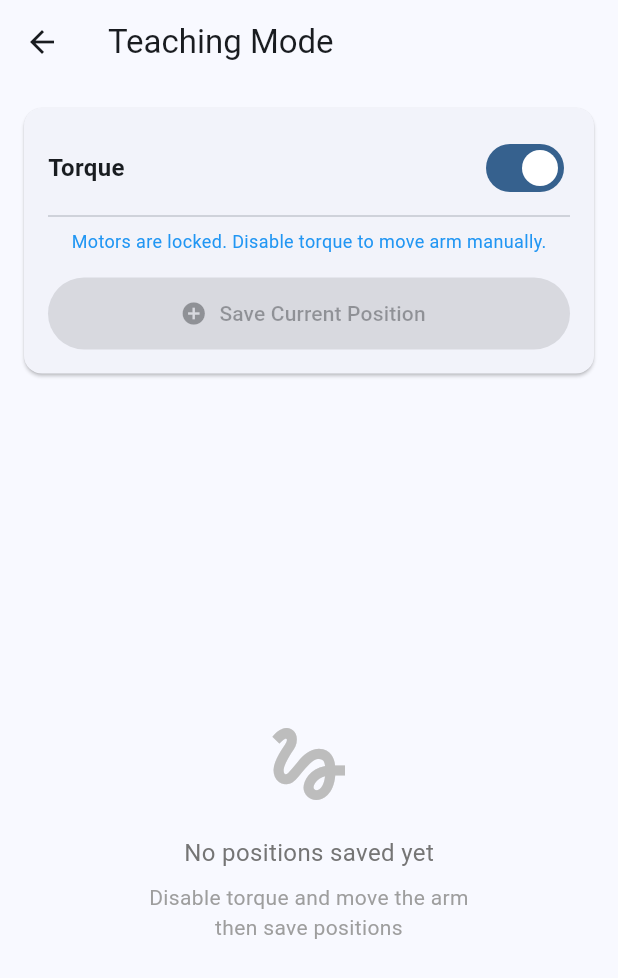
After one commit to EugeniyKozhanov/barm, a Flutter app: the screen it shows after launch, after a tap on the "school" icon, on a phone screen of 412 x 824 dp. The commit adds this screen. Shown: the top 978 px of the screen. Run offline on Flutter 3.47's test engine with Material 3 defaults, Android fonts, the phone set to English and light mode, and no system bars; our stand-ins replace flutter_blue_plus, permission_handler, shared_preferences.

Commit message:
First version of torque mode

```diff
--- /dev/null
+++ b/flattep_app/barm_control/lib/models/teaching_position.dart
@@ -0,0 +1,55 @@
+import 'dart:convert';
+import 'arm_position.dart';
+
+class TeachingPosition {
+  final String id;
+  final String name;
+  final ArmPosition position;
+  final DateTime timestamp;
+  final int delayAfterMs; // Delay after reaching this position
+
+  TeachingPosition({
+    required this.id,
+    required this.name,
+    required this.position,
+    required this.timestamp,
+    this.delayAfterMs = 1000,
+  });
+
+  Map<String, dynamic> toJson() {
+    return {
+      'id': id,
+      'name': name,
+      'position': position.jointPositions,
+      'timestamp': timestamp.toIso8601String(),
+      'delayAfterMs': delayAfterMs,
+    };
+  }
+
+  factory TeachingPosition.fromJson(Map<String, dynamic> json) {
+    return TeachingPosition(
+      id: json['id'],
+      name: json['name'],
+      position: ArmPosition(List<int>.from(json['position'])),
+      timestamp: DateTime.parse(json['timestamp']),
+      delayAfterMs: json['delayAfterMs'] ?? 1000,
+    );
+  }
+}
+
+class TeachingSession {
+  final List<TeachingPosition> positions;
+
+  TeachingSession(this.positions);
+
+  String toJsonString() {
+    final list = positions.map((p) => p.toJson()).toList();
+    return jsonEncode(list);
+  }
+
+  factory TeachingSession.fromJsonString(String jsonString) {
+    final List<dynamic> list = jsonDecode(jsonString);
+    final positions = list.map((json) => TeachingPosition.fromJson(json)).toList();
+    return TeachingSession(positions);
+  }
+}
--- a/flattep_app/barm_control/lib/screens/joint_control_screen.dart
+++ b/flattep_app/barm_control/lib/screens/joint_control_screen.dart
@@ -4,6 +4,7 @@ import '../services/arm_ble_service.dart';
 import '../models/arm_position.dart';
 import 'position_manager_screen.dart';
 import 'sequence_player_screen.dart';
+import 'teaching_mode_screen.dart';
 
 class JointControlScreen extends StatefulWidget {
   const JointControlScreen({super.key});
@@ -58,6 +59,14 @@ class _JointControlScreenState extends State<JointControlScreen> {
       appBar: AppBar(
         title: const Text('ARM100 Control'),
         actions: [
+          IconButton(
+            icon: const Icon(Icons.school),
+            onPressed: () => Navigator.push(
+              context,
+              MaterialPageRoute(builder: (context) => const TeachingModeScreen()),
+            ),
+            tooltip: 'Teaching Mode',
+          ),
           IconButton(
             icon: const Icon(Icons.save),
             onPressed: () => Navigator.push(
--- /dev/null
+++ b/flattep_app/barm_control/lib/screens/teaching_mode_screen.dart
@@ -0,0 +1,432 @@
+import 'package:flutter/material.dart';
+import 'package:provider/provider.dart';
+import 'package:shared_preferences/shared_preferences.dart';
+import 'package:uuid/uuid.dart';
+import '../services/arm_ble_service.dart';
+import '../models/teaching_position.dart';
+
+class TeachingModeScreen extends StatefulWidget {
+  const TeachingModeScreen({super.key});
+
+  @override
+  State<TeachingModeScreen> createState() => _TeachingModeScreenState();
+}
+
+class _TeachingModeScreenState extends State<TeachingModeScreen> {
+  bool _torqueEnabled = true;
+  List<TeachingPosition> _positions = [];
+  bool _isPlaying = false;
+  double _playbackSpeed = 1.0;
+  bool _loopPlayback = false;
+  final _uuid = const Uuid();
+
+  @override
+  void initState() {
+    super.initState();
+    _loadPositions();
+  }
+
+  Future<void> _loadPositions() async {
+    final prefs = await SharedPreferences.getInstance();
+    final jsonString = prefs.getString('teaching_session');
+    if (jsonString != null && jsonString.isNotEmpty) {
+      try {
+        final session = TeachingSession.fromJsonString(jsonString);
+        setState(() {
+          _positions = session.positions;
+        });
+      } catch (e) {
+        debugPrint('Error loading teaching session: $e');
+      }
+    }
+  }
+
+  Future<void> _savePositions() async {
+    final prefs = await SharedPreferences.getInstance();
+    final session = TeachingSession(_positions);
+    await prefs.setString('teaching_session', session.toJsonString());
+  }
+
+  Future<void> _toggleTorque() async {
+    final bleService = Provider.of<ArmBleService>(context, listen: false);
+    final newState = !_torqueEnabled;
+    final success = await bleService.setTorque(newState);
+    if (success) {
+      setState(() {
+        _torqueEnabled = newState;
+      });
+      ScaffoldMessenger.of(context).showSnackBar(
+        SnackBar(content: Text('Torque ${newState ? "enabled" : "disabled"}')),
+      );
+    }
+  }
+
+  Future<void> _saveCurrentPosition() async {
+    final bleService = Provider.of<ArmBleService>(context, listen: false);
+    final position = bleService.currentPosition;
+
+    // Show dialog to name the position
+    final TextEditingController nameController = TextEditingController(
+      text: 'Position ${_positions.length + 1}',
+    );
+
+    final name = await showDialog<String>(
+      context: context,
+      builder: (context) => AlertDialog(
+        title: const Text('Save Position'),
+        content: TextField(
+          controller: nameController,
+          decoration: const InputDecoration(
+            labelText: 'Position Name',
+            hintText: 'Enter a name for this position',
+          ),
+          autofocus: true,
+        ),
+        actions: [
+          TextButton(
+            onPressed: () => Navigator.pop(context),
+            child: const Text('Cancel'),
+          ),
+          ElevatedButton(
+            onPressed: () => Navigator.pop(context, nameController.text),
+            child: const Text('Save'),
+          ),
+        ],
+      ),
+    );
+
+    if (name != null && name.isNotEmpty) {
+      final teachingPos = TeachingPosition(
+        id: _uuid.v4(),
+        name: name,
+        position: position,
+        timestamp: DateTime.now(),
+      );
+
+      setState(() {
+        _positions.add(teachingPos);
+      });
+
+      await _savePositions();
+
+      ScaffoldMessenger.of(context).showSnackBar(
+        SnackBar(content: Text('Saved: $name')),
+      );
+    }
+  }
+
+  Future<void> _deletePosition(int index) async {
+    final confirmed = await showDialog<bool>(
+      context: context,
+      builder: (context) => AlertDialog(
+        title: const Text('Delete Position'),
+        content: Text('Delete "${_positions[index].name}"?'),
+        actions: [
+          TextButton(
+            onPressed: () => Navigator.pop(context, false),
+            child: const Text('Cancel'),
+          ),
+          ElevatedButton(
+            onPressed: () => Navigator.pop(context, true),
+            style: ElevatedButton.styleFrom(backgroundColor: Colors.red),
+            child: const Text('Delete'),
+          ),
+        ],
+      ),
+    );
+
+    if (confirmed == true) {
+      setState(() {
+        _positions.removeAt(index);
+      });
+      await _savePositions();
+    }
+  }
+
+  Future<void> _clearAll() async {
+    final confirmed = await showDialog<bool>(
+      context: context,
+      builder: (context) => AlertDialog(
+        title: const Text('Clear All'),
+        content: const Text('Delete all saved positions?'),
+        actions: [
+          TextButton(
+            onPressed: () => Navigator.pop(context, false),
+            child: const Text('Cancel'),
+          ),
+          ElevatedButton(
+            onPressed: () => Navigator.pop(context, true),
+            style: ElevatedButton.styleFrom(backgroundColor: Colors.red),
+            child: const Text('Clear All'),
+          ),
+        ],
+      ),
+    );
+
+    if (confirmed == true) {
+      setState(() {
+        _positions.clear();
+      });
+      await _savePositions();
+    }
+  }
+
+  Future<void> _playSequence() async {
+    if (_positions.isEmpty) {
+      ScaffoldMessenger.of(context).showSnackBar(
+        const SnackBar(content: Text('No positions to play')),
+      );
+      return;
+    }
+
+    setState(() {
+      _isPlaying = true;
+    });
+
+    final bleService = Provider.of<ArmBleService>(context, listen: false);
+
+    do {
+      for (int i = 0; i < _positions.length; i++) {
+        if (!_isPlaying) break;
+
+        final pos = _positions[i];
+        setState(() {}); // Trigger UI update to show current position
+
+        // Move to position
+        await bleService.setAllJoints(
+          pos.position,
+          speed: (1000 * _playbackSpeed).toInt(),
+          time: (1000 / _playbackSpeed).toInt(),
+        );
+
+        // Wait for movement to complete plus delay
+        await Future.delayed(Duration(
+          milliseconds: ((1000 + pos.delayAfterMs) / _playbackSpeed).toInt(),
+        ));
+      }
+    } while (_loopPlayback && _isPlaying);
+
+    setState(() {
+      _isPlaying = false;
+    });
+  }
+
+  void _stopSequence() {
+    setState(() {
+      _isPlaying = false;
+    });
+  }
+
+  @override
+  Widget build(BuildContext context) {
+    return Scaffold(
+      appBar: AppBar(
+        title: const Text('Teaching Mode'),
+        actions: [
+          if (_positions.isNotEmpty)
+            IconButton(
+              icon: const Icon(Icons.delete_sweep),
+              onPressed: _clearAll,
+              tooltip: 'Clear all positions',
+            ),
+        ],
+      ),
+      body: Column(
+        children: [
+          // Control Panel
+          Card(
+            margin: const EdgeInsets.all(16),
+            child: Padding(
+              padding: const EdgeInsets.all(16),
+              child: Column(
+                children: [
+                  // Torque Toggle
+                  Row(
+                    mainAxisAlignment: MainAxisAlignment.spaceBetween,
+                    children: [
+                      const Text(
+                        'Torque',
+                        style: TextStyle(fontSize: 16, fontWeight: FontWeight.bold),
+                      ),
+                      Switch(
+                        value: _torqueEnabled,
+                        onChanged: (_) => _toggleTorque(),
+                      ),
+                    ],
+                  ),
+                  const Divider(),
+                  Text(
+                    _torqueEnabled
+                        ? 'Motors are locked. Disable torque to move arm manually.'
+                        : 'Motors are free. Move arm by hand to teach positions.',
+                    style: TextStyle(
+                      color: _torqueEnabled ? Colors.blue : Colors.green,
+                      fontSize: 12,
+                    ),
+                  ),
+                  const SizedBox(height: 16),
+
+                  // Save Position Button
+                  ElevatedButton.icon(
+                    onPressed: _torqueEnabled ? null : _saveCurrentPosition,
+                    icon: const Icon(Icons.add_circle),
+                    label: const Text('Save Current Position'),
+                    style: ElevatedButton.styleFrom(
+                      minimumSize: const Size(double.infinity, 48),
+                    ),
+                  ),
+                ],
+              ),
+            ),
+          ),
+
+          // Playback Controls
+          if (_positions.isNotEmpty)
+            Card(
+              margin: const EdgeInsets.symmetric(horizontal: 16),
+              child: Padding(
+                padding: const EdgeInsets.all(16),
+                child: Column(
+                  crossAxisAlignment: CrossAxisAlignment.start,
+                  children: [
+                    const Text(
+                      'Playback Controls',
+                      style: TextStyle(fontSize: 16, fontWeight: FontWeight.bold),
+                    ),
+                    const SizedBox(height: 12),
+
+                    // Speed Slider
+                    Row(
+                      children: [
+                        const Text('Speed:'),
+                        Expanded(
+                          child: Slider(
+                            value: _playbackSpeed,
+                            min: 0.1,
+                            max: 2.0,
+                            divisions: 19,
+                            label: '${_playbackSpeed.toStringAsFixed(1)}x',
+                            onChanged: _isPlaying ? null : (value) {
+                              setState(() {
+                                _playbackSpeed = value;
+                              });
+                            },
+                          ),
+                        ),
+                        Text('${_playbackSpeed.toStringAsFixed(1)}x'),
+                      ],
+                    ),
+
+                    // Loop Toggle
+                    Row(
+                      mainAxisAlignment: MainAxisAlignment.spaceBetween,
+                      children: [
+                        const Text('Loop'),
+                        Switch(
+                          value: _loopPlayback,
+                          onChanged: _isPlaying ? null : (value) {
+                            setState(() {
+                              _loopPlayback = value;
+                            });
+                          },
+                        ),
+                      ],
+                    ),
+                    const SizedBox(height: 8),
+
+                    // Play/Stop Buttons
+                    Row(
+                      children: [
+                        Expanded(
+                          child: ElevatedButton.icon(
+                            onPressed: _isPlaying ? null : _playSequence,
+                            icon: const Icon(Icons.play_arrow),
+                            label: const Text('Play Sequence'),
+                          ),
+                        ),
+                        const SizedBox(width: 8),
+                        Expanded(
+                          child: ElevatedButton.icon(
+                            onPressed: _isPlaying ? _stopSequence : null,
+                            icon: const Icon(Icons.stop),
+                            label: const Text('Stop'),
+                            style: ElevatedButton.styleFrom(
+                              backgroundColor: Colors.red,
+                            ),
+                          ),
+                        ),
+                      ],
+                    ),
+                  ],
+                ),
+              ),
+            ),
+
+          const SizedBox(height: 16),
+
+          // Positions List
+          Expanded(
+            child: _positions.isEmpty
+                ? Center(
+                    child: Column(
+                      mainAxisAlignment: MainAxisAlignment.center,
+                      children: [
+                        Icon(Icons.gesture, size: 64, color: Colors.grey[400]),
+                        const SizedBox(height: 16),
+                        Text(
+                          'No positions saved yet',
+                          style: TextStyle(fontSize: 16, color: Colors.grey[600]),
+                        ),
+                        const SizedBox(height: 8),
+                        Text(
+                          'Disable torque and move the arm\nthen save positions',
+                          textAlign: TextAlign.center,
+                          style: TextStyle(fontSize: 14, color: Colors.grey[500]),
+                        ),
+                      ],
+                    ),
+                  )
+                : ListView.builder(
+                    itemCount: _positions.length,
+                    padding: const EdgeInsets.symmetric(horizontal: 16),
+                    itemBuilder: (context, index) {
+                      final pos = _positions[index];
+                      return Card(
+                        child: ListTile(
+                          leading: CircleAvatar(
+                            child: Text('${index + 1}'),
+                          ),
+                          title: Text(pos.name),
+                          subtitle: Text(
+                            'Saved: ${_formatTime(pos.timestamp)}\n'
+                            'Positions: ${pos.position.jointPositions.join(", ")}',
+                          ),
+                          isThreeLine: true,
+                          trailing: IconButton(
+                            icon: const Icon(Icons.delete, color: Colors.red),
+                            onPressed: () => _deletePosition(index),
+                          ),
+                          onTap: () async {
+                            // Load this position to the arm
+                            final bleService = Provider.of<ArmBleService>(context, listen: false);
+                            await bleService.setAllJoints(pos.position);
+                            ScaffoldMessenger.of(context).showSnackBar(
+                              SnackBar(content: Text('Moving to: ${pos.name}')),
+                            );
+                          },
+                        ),
+                      );
+                    },
+                  ),
+          ),
+        ],
+      ),
+    );
+  }
+
+  String _formatTime(DateTime time) {
+    return '${time.hour.toString().padLeft(2, '0')}:'
+           '${time.minute.toString().padLeft(2, '0')}:'
+           '${time.second.toString().padLeft(2, '0')}';
+  }
+}
--- a/flattep_app/barm_control/lib/services/arm_ble_service.dart
+++ b/flattep_app/barm_control/lib/services/arm_ble_service.dart
@@ -351,6 +351,11 @@ class ArmBleService extends ChangeNotifier {
     return success;
   }
 
+  Future<bool> setTorque(bool enable) async {
+    final command = BleCommandBuilder.setTorque(enable);
+    return await _sendCommand(command);
+  }
+
   @override
   void dispose() {
     _scanSubscription?.cancel();
--- a/flattep_app/barm_control/pubspec.yaml
+++ b/flattep_app/barm_control/pubspec.yaml
@@ -43,6 +43,12 @@ dependencies:
 
   # State management
   provider: ^6.1.1
+
+  # Local storage
+  shared_preferences: ^2.2.2
+
+  # UUID generation
+  uuid: ^4.3.3
 
 dev_dependencies:
   flutter_test:
```
Also changed, not shown: flattep_app/barm_control/lib/models/ble_commands.dart (+10 -1 lines), flattep_app/barm_control/pubspec.lock, 5 other files.
